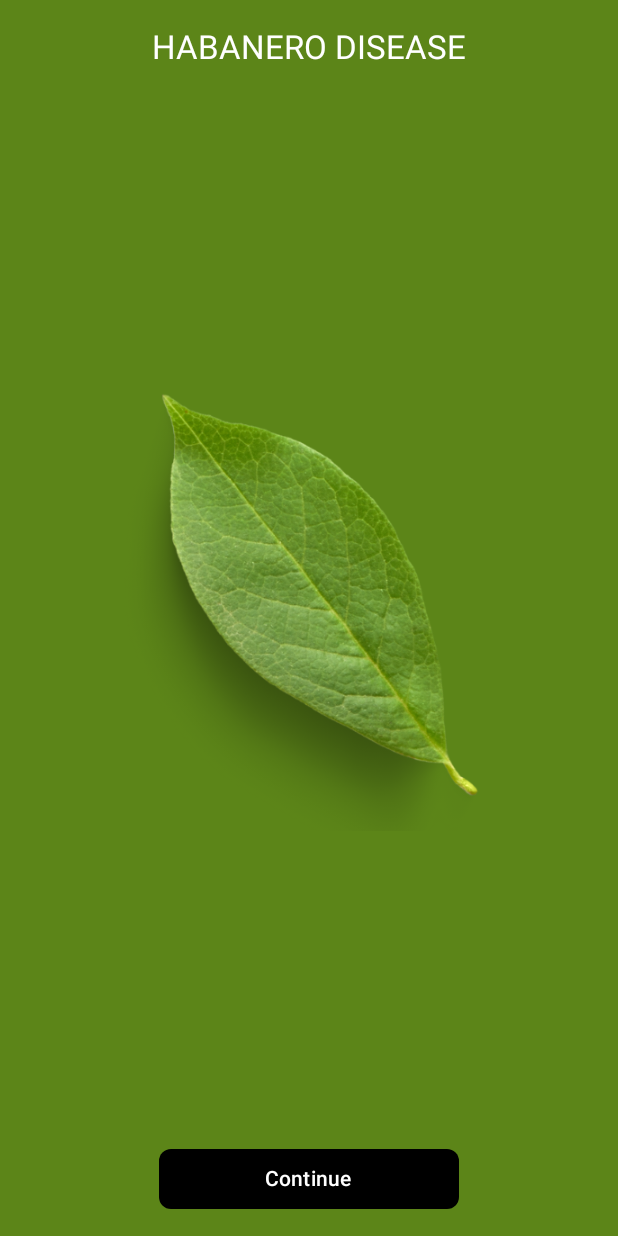
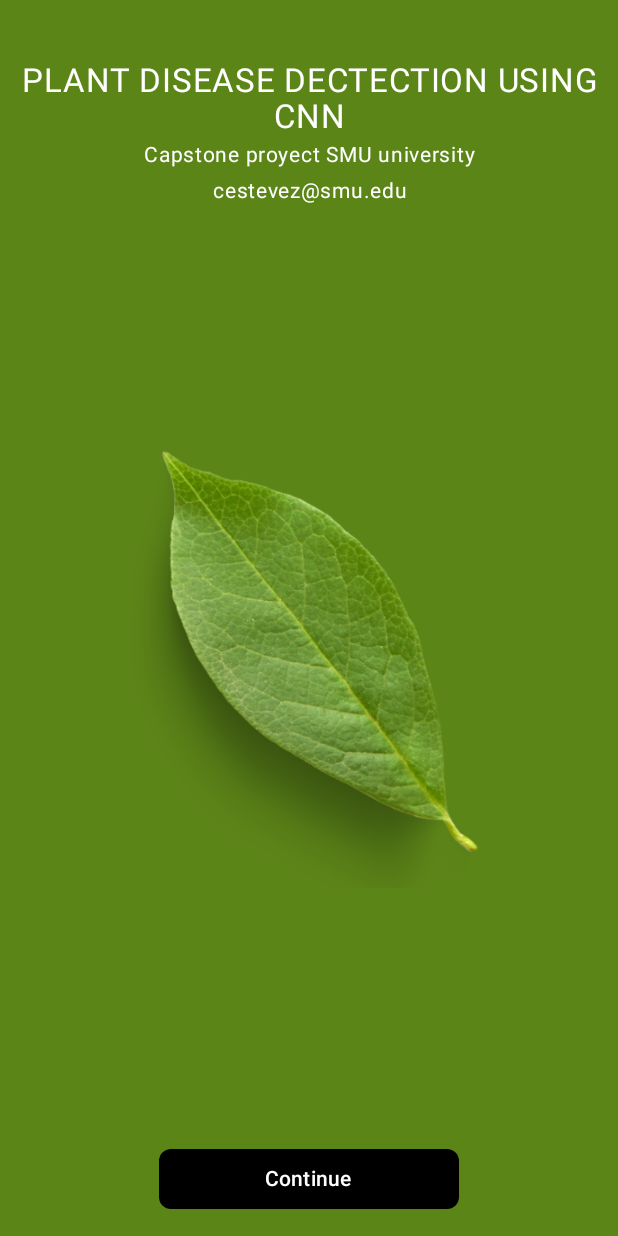
Before and after one commit to beltrewilton/habanero, an Android app built with Jetpack Compose: the screen it shows after launch (MainActivity), on a phone screen of 412 x 824 dp. Run offline under Robolectric (Android 15) with nearby library versions, the phone set to English and light mode, and no system bars.

Commit message:
clean the code

```diff
--- a/Habanero/app/src/main/java/com/habanero/layout/Layout.kt
+++ b/Habanero/app/src/main/java/com/habanero/layout/Layout.kt
@@ -1,23 +1,21 @@
 package com.habanero.layout
 
 import android.annotation.SuppressLint
-import android.util.Log
 import androidx.compose.foundation.Image
 import androidx.compose.foundation.background
+import androidx.compose.foundation.layout.Arrangement
 import androidx.compose.foundation.layout.Box
+import androidx.compose.foundation.layout.Column
 import androidx.compose.foundation.layout.ColumnScope
 import androidx.compose.foundation.layout.PaddingValues
 import androidx.compose.foundation.layout.fillMaxHeight
 import androidx.compose.foundation.layout.fillMaxSize
 import androidx.compose.foundation.layout.fillMaxWidth
-import androidx.compose.foundation.layout.offset
+import androidx.compose.foundation.layout.height
 import androidx.compose.foundation.layout.padding
 import androidx.compose.material.icons.Icons
-import androidx.compose.material.icons.filled.Add
 import androidx.compose.material.icons.filled.Settings
 import androidx.compose.material3.BottomAppBar
-import androidx.compose.material3.Button
-import androidx.compose.material3.CenterAlignedTopAppBar
 import androidx.compose.material3.ExperimentalMaterial3Api
 import androidx.compose.material3.FloatingActionButton
 import androidx.compose.material3.Icon
@@ -25,7 +23,6 @@ import androidx.compose.material3.MaterialTheme
 import androidx.compose.material3.ModalBottomSheet
 import androidx.compose.material3.Scaffold
 import androidx.compose.material3.Text
-import androidx.compose.material3.TopAppBarDefaults
 import androidx.compose.material3.rememberModalBottomSheetState
 import androidx.compose.runtime.Composable
 import androidx.compose.runtime.LaunchedEffect
@@ -49,6 +46,8 @@ import kotlinx.coroutines.launch
 fun Layout(
     title: String? = null,
     titleColor: Color = Color.White,
+    subtitle: String? = null,
+    subtitleColor: Color = Color.White,
     viewModel: MainViewModel,
     bottomBar: Boolean = false,
     bottomSheetContent: (@Composable ColumnScope.() -> Unit)? = null,
@@ -61,7 +60,6 @@ fun Layout(
     Box(
         modifier = Modifier.fillMaxSize()
     ) {
-        // Background image if provided
         if (backgroundImage != null) {
             Image(
                 painter = backgroundImage,
@@ -71,7 +69,6 @@ fun Layout(
             )
         }
 
-        // Background color if provided and image is not used
         if (backgroundImage == null && backgroundColor != null) {
             Box(
                 modifier = Modifier
@@ -91,19 +88,31 @@ fun Layout(
         Scaffold(
             containerColor = Color.Transparent,
             topBar = {
-                if (title != null) {
-                    CenterAlignedTopAppBar(
-                        title = {
+                Column(
+                    modifier = Modifier
+                        .fillMaxWidth()
+                        .height(140.dp)
+                        .background(Color.Transparent)
+                        .padding(top = 40.dp), // Top margin inside topBar
+                    horizontalAlignment = Alignment.CenterHorizontally,
+                    verticalArrangement = Arrangement.Center
+                ) {
+                    if (title != null) {
+                        Text(
+                            text = title.uppercase(),
+                            fontSize = 22.sp,
+                            color = titleColor,
+                            textAlign = TextAlign.Center
+                        )
+                        if (subtitle != null) {
                             Text(
-                                text = title,
-                                fontSize = 22.sp,
-                                color = titleColor
+                                text = subtitle,
+                                fontSize = 14.sp,
+                                color = subtitleColor,
+                                textAlign = TextAlign.Center
                             )
-                        },
-                        colors = TopAppBarDefaults.centerAlignedTopAppBarColors(
-                            containerColor = Color.Transparent
-                        )
-                    )
+                        }
+                    }
                 }
             },
             floatingActionButton = {
--- a/Habanero/app/src/main/java/com/habanero/navigation/CameraScreen.kt
+++ b/Habanero/app/src/main/java/com/habanero/navigation/CameraScreen.kt
@@ -1,6 +1,5 @@
 package com.habanero.navigation
 
-import android.util.Log
 import androidx.camera.view.CameraController
 import androidx.camera.view.LifecycleCameraController
 import androidx.compose.runtime.Composable
@@ -24,7 +23,6 @@
     }
 
     val shape = listOf(bitmap.width, bitmap.height).joinToString(", ")
-    Log.d("BITMAP", "CameraScreen shape -> $shape")
 
     if (bitmap.width == 1 && bitmap.height == 1) {
         CameraPreview(controller = controller, viewModel = viewModel, current = current)
--- a/Habanero/app/src/main/java/com/habanero/navigation/HomeScreen.kt
+++ b/Habanero/app/src/main/java/com/habanero/navigation/HomeScreen.kt
@@ -1,6 +1,5 @@
 package com.habanero.navigation
 
-import android.content.Context
 import android.graphics.BitmapFactory
 import androidx.compose.foundation.Image
 import androidx.compose.foundation.layout.Arrangement
@@ -21,7 +20,6 @@ import androidx.compose.ui.Alignment
 import androidx.compose.ui.Modifier
 import androidx.compose.ui.graphics.Color
 import androidx.compose.ui.graphics.asImageBitmap
-import androidx.compose.ui.graphics.painter.BitmapPainter
 import androidx.compose.ui.platform.LocalContext
 import androidx.compose.ui.unit.dp
 import com.habanero.layout.Layout
@@ -30,18 +28,12 @@ import com.habanero.lifecycle.MainViewModel
 @Composable
 fun HomeScreen(viewModel: MainViewModel, navigateToCamera: () -> Unit) {
     val context = LocalContext.current
-    val backgroundImage = remember {
-        BitmapPainter(
-            BitmapFactory.decodeStream(context.assets.open("background.png")).asImageBitmap()
-        )
-    }
 
     Layout(
-        title = "HABANERO DISEASE",
+        title = "Plant disease dectection using CNN",
+        subtitle = "Capstone proyect SMU university\ncestevez@smu.edu",
         viewModel = viewModel,
         bottomBar = true,
-//        backgroundImage = backgroundImage,
-//        backgroundColor = Color.Yellow,
         bottomBarContent = {
             Row(
                 modifier = Modifier
@@ -61,9 +53,6 @@ fun HomeScreen(viewModel: MainViewModel, navigateToCamera: () -> Unit) {
                 }
             }
         }) { padding ->
-//        HabaneroBackground() {
-//
-//        }
         val context = LocalContext.current
         val leaf = remember() {
             BitmapFactory.decodeStream(context.assets.open("leaf.png"))
--- a/Habanero/app/src/main/java/com/habanero/navigation/NavigationWrapper.kt
+++ b/Habanero/app/src/main/java/com/habanero/navigation/NavigationWrapper.kt
@@ -28,9 +28,5 @@ fun NavigationWrapper() {
         composable<PhotoSlide> {
             PhotoSlideScreen(navController, viewModel)
         }
-
-        composable<Setting> {
-            SettingScreen()
-        }
     }
 }
--- a/Habanero/app/src/main/java/com/habanero/navigation/Screens.kt
+++ b/Habanero/app/src/main/java/com/habanero/navigation/Screens.kt
@@ -13,6 +13,3 @@ object Camera
 
 @Serializable
 object PhotoSlide
-
-@Serializable
-object Setting
--- a/Habanero/app/src/main/java/com/habanero/navigation/WelcomeScreen.kt
+++ b/Habanero/app/src/main/java/com/habanero/navigation/WelcomeScreen.kt
@@ -16,14 +16,11 @@ import androidx.compose.runtime.LaunchedEffect
 import androidx.compose.runtime.remember
 import androidx.compose.ui.Alignment
 import androidx.compose.ui.Modifier
-import androidx.compose.ui.graphics.Color
 import androidx.compose.ui.graphics.ImageBitmap
 import androidx.compose.ui.graphics.asImageBitmap
 import androidx.compose.ui.graphics.graphicsLayer
-import androidx.compose.ui.graphics.painter.BitmapPainter
 import androidx.compose.ui.platform.LocalContext
 import androidx.compose.ui.unit.dp
-import androidx.lifecycle.viewmodel.compose.viewModel
 import androidx.navigation.NavHostController
 import com.habanero.layout.Layout
 import com.habanero.lifecycle.MainViewModel
@@ -33,20 +30,15 @@ import kotlinx.coroutines.delay
 fun WelcomeScreen(navController: NavHostController) {
 
     LaunchedEffect(key1 = true) {
-        delay(2000)
+        delay(1000)
         navController.popBackStack()
         navController.navigate(Home)
     }
 
     val context = LocalContext.current
-    val backgroundImage = remember {
-        BitmapPainter(
-            BitmapFactory.decodeStream(context.assets.open("background.png")).asImageBitmap()
-        )
-    }
 
     Layout(
-        title = "",
+        title = null,
         viewModel = MainViewModel(),
         bottomBar = true,
         bottomBarContent = {
@@ -59,8 +51,6 @@ fun WelcomeScreen(navController: NavHostController) {
 
             }
         }
-//        backgroundImage = backgroundImage,
-//        backgroundColor = Color(0xFF5C8518)
     ) { padding ->
         val leaf = remember() {
             BitmapFactory.decodeStream(context.assets.open("leaf.png"))
```
Also changed, not shown: Habanero/app/src/main/java/com/habanero/core/ModelHelper.kt (+4 -19 lines), Habanero/app/src/main/java/com/habanero/lifecycle/MainViewModel.kt (+9 -38 lines), Habanero/app/src/main/java/com/habanero/navigation/CameraPreview.kt (+0 -14 lines), Habanero/app/src/main/java/com/habanero/navigation/PhotoPreview.kt (+1 -28 lines), Habanero/app/src/main/java/com/habanero/navigation/PhotoSlideScreen.kt (+11 -56 lines), Habanero/app/src/main/java/com/habanero/navigation/SettingScreen.kt (deleted, +0 -16 lines).
